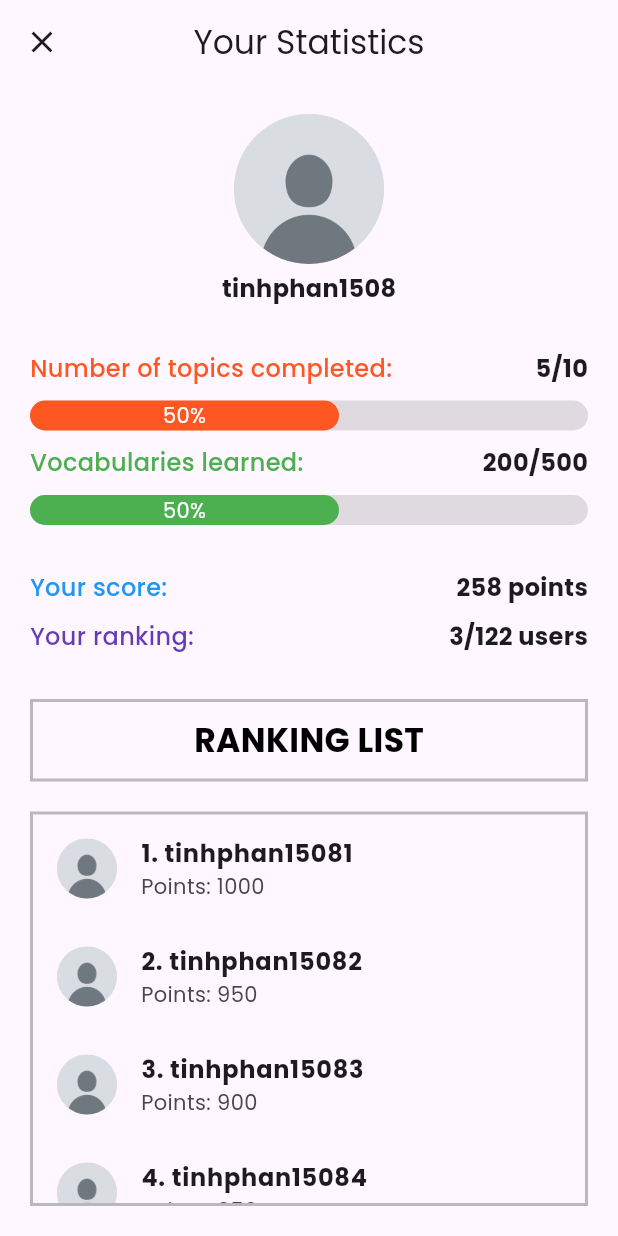
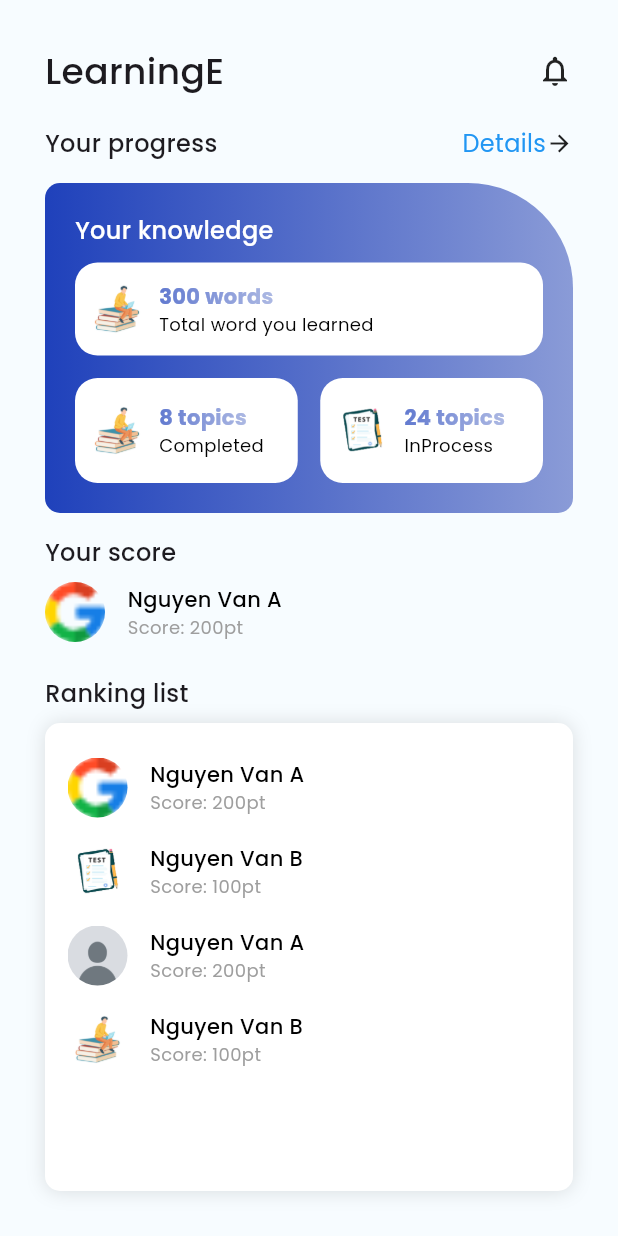
Before and after one commit to Fatitboo/Learning-English-Vocab-App, a Flutter app: the StatiscalView screen opened by its route, on a phone screen of 412 x 824 dp. Run offline on Flutter 3.47's test engine with Material 3 defaults, Android fonts, the phone set to English and light mode, and no system bars; our stand-ins replace flutter_screenutil, get, just_audio, numberpicker, percent_indicator; network calls fail.

Commit message:
fix thongke

```diff
--- a/client/lib/common/app_color.dart
+++ b/client/lib/common/app_color.dart
@@ -2,6 +2,7 @@ import 'package:flutter/material.dart';
 
 class AppColors {
   static const Color primaryColor = Color(0xff1f41bb);
+  static const Color lightPColor = Color(0xff8a9bd7);
   static const Color primaryOrange = Color(0xffF3AE29);
   static const Color rsBackground = Color(0xffF7FCFF);
   static const Color tdBlack = Color(0xff4f4f4f);
--- /dev/null
+++ b/client/lib/common_widget/achive_cell.dart
@@ -0,0 +1,66 @@
+import 'package:client/common/app_color.dart';
+import 'package:flutter/material.dart';
+
+class AchiveCell extends StatelessWidget {
+  final String icon;
+  final String value;
+  final String title;
+  const AchiveCell({super.key, required this.icon, required this.value, required this.title});
+
+  @override
+  Widget build(BuildContext context) {
+    return Container(
+      height: 70,
+      padding: const EdgeInsets.all(8),
+      decoration: BoxDecoration(
+        color: Colors.white,
+        borderRadius: BorderRadius.circular(15),
+      ),
+      child: Row(
+        children: [
+          Image.asset(
+            icon,
+            width: 40,
+            height: 40,
+            fit: BoxFit.contain,
+          ),
+          const SizedBox(
+            width: 8,
+          ),
+          Expanded(
+              child: Column(
+                mainAxisAlignment: MainAxisAlignment.center,
+                crossAxisAlignment: CrossAxisAlignment.start,
+                children: [
+                  ShaderMask(
+                    blendMode: BlendMode.srcIn,
+                    shaderCallback: (bounds) {
+                      return LinearGradient(
+                          colors: [AppColors.primaryColor, AppColors.lightPColor],
+                          begin: Alignment.centerLeft,
+                          end: Alignment.centerRight)
+                          .createShader(
+                          Rect.fromLTRB(0, 0, bounds.width, bounds.height));
+                    },
+                    child: Text(
+                      value,
+                      style: TextStyle(
+                          color: Colors.white.withOpacity(0.7),
+                          fontWeight: FontWeight.w700,
+                          fontSize: 14),
+                    ),
+                  ),
+                  Text(
+                    title,
+                    style: TextStyle(
+                      color: Colors.black,
+                      fontSize: 12,
+                    ),
+                  ),
+                ],
+              ))
+        ],
+      ),
+    );
+  }
+}
--- /dev/null
+++ b/client/lib/common_widget/rankingRow.dart
@@ -0,0 +1,52 @@
+import 'package:flutter/material.dart';
+
+class RankingRow extends StatelessWidget {
+  final Map wObj;
+  const RankingRow({super.key, required this.wObj});
+
+  @override
+  Widget build(BuildContext context) {
+
+    return Container(
+        margin: const EdgeInsets.symmetric(vertical: 8),
+
+        child: Row(
+          children: [
+            ClipRRect(
+              borderRadius: BorderRadius.circular(30),
+              child: Image.asset(
+                wObj["image"].toString(),
+                width: 40,
+                height: 40,
+                fit: BoxFit.cover,
+              ),
+            ),
+
+            const SizedBox(width: 15,),
+            Expanded(
+                child: Column(
+                  crossAxisAlignment: CrossAxisAlignment.start,
+                  children: [
+                    Text(
+                      wObj["title"].toString(),
+                      style: TextStyle(
+                          color: Colors.black,
+                          fontSize: 14, fontWeight: FontWeight.w500),
+                    ),
+
+                    Text(
+                      wObj["time"].toString(),
+                      style: TextStyle(
+                        color: Colors.grey,
+                        fontSize: 12,),
+                    ),
+
+
+
+                  ],
+                )),
+
+          ],
+        ));
+  }
+}
--- a/client/lib/view/home/home_page.dart
+++ b/client/lib/view/home/home_page.dart
@@ -1,3 +1,4 @@
+import 'package:client/common/app_color.dart';
 import 'package:client/common_widget/topic_widget.dart';
 import 'package:client/res/routes/routes.dart';
 import 'package:client/view/home/home_controller.dart';
@@ -12,6 +13,7 @@ class HomePage extends GetView<HomeController> {
   Widget build(BuildContext context) {
     return SafeArea(
         child: Scaffold(
+          backgroundColor: AppColors.rsBackground,
           body: Container(
             margin: const EdgeInsets.all(24),
             child: SingleChildScrollView(
--- a/client/lib/view/statiscal/statiscal_view.dart
+++ b/client/lib/view/statiscal/statiscal_view.dart
@@ -1,137 +1,196 @@
+import 'package:client/common/app_color.dart';
+import 'package:client/common_widget/achive_cell.dart';
 import 'package:client/common_widget/progress_bar.dart';
 import 'package:flutter/material.dart';
 
+import '../../common_widget/rankingRow.dart';
+
 class StatiscalView extends StatelessWidget {
+  List latestArr = [
+    {
+      "image": "assets/icons/google.png",
+      "title": "Nguyen Van A",
+      "time": "Score: 200pt"
+    },
+    {
+      "image": "assets/images/test.png",
+      "title": "Nguyen Van B",
+      "time": "Score: 100pt"
+    },
+    {
+      "image": "assets/images/img.png",
+      "title": "Nguyen Van A",
+      "time": "Score: 200pt"
+    },
+    {
+      "image": "assets/images/learn.png",
+      "title": "Nguyen Van B",
+      "time": "Score: 100pt"
+    },
+  ];
   @override
   Widget build(BuildContext context) {
     return Scaffold(
-      appBar: AppBar(
-        title: Text('Your Statistics'),
-        centerTitle: true,
+      backgroundColor: AppColors.rsBackground,
+      body: Container(
+        child: Padding(
+          padding: const EdgeInsets.all(30.0),
+          child: Column(
+            crossAxisAlignment: CrossAxisAlignment.start,
+            children: [
+              const Row(
+                mainAxisAlignment: MainAxisAlignment.spaceBetween,
+                children: [
+                  Text(
+                    "LearningE",
+                    style: TextStyle(fontSize: 24, fontWeight: FontWeight.w500),
                   ),
-      body: Padding(
-        padding: const EdgeInsets.all(20.0),
+                  Icon(Icons.notifications_none_outlined)
+                ],
+              ),
+              const SizedBox(
+                height: 20,
+              ),
+              Row(
+                mainAxisAlignment: MainAxisAlignment.spaceBetween,
+                children: [
+                  const Text(
+                    "Your progress",
+                    style: TextStyle(fontSize: 16, fontWeight: FontWeight.w500),
+                  ),
+                  Expanded(child: Container()),
+                  const Text(
+                    "Details",
+                    style: TextStyle(
+                        fontSize: 16,
+                        fontWeight: FontWeight.w200,
+                        color: Colors.blue),
+                  ),
+                  Icon(
+                    Icons.arrow_forward,
+                    size: 18,
+                  )
+                ],
+              ),
+              const SizedBox(
+                height: 15,
+              ),
+              Container(
+                width: MediaQuery.of(context).size.width,
+                height: 220,
+                child: Padding(
+                  padding: EdgeInsets.all(20),
+                  child: Container(
                     child: Column(
-          mainAxisAlignment: MainAxisAlignment.center,
+                      crossAxisAlignment: CrossAxisAlignment.start,
                       children: [
-            // Avatar and Name
-            CircleAvatar(
-              radius: 50,
-              backgroundImage: AssetImage('assets/images/img.png'), // Thay đổi đường dẫn ảnh avatar tương ứng
+                        const Text(
+                          "Your knowledge",
+                          style: TextStyle(fontSize: 16, fontWeight: FontWeight.w500, color: Colors.white),
                         ),
-            SizedBox(height: 5),
-            Text(
-              'tinhphan1508', // Thay đổi thành tên người dùng
-              style: TextStyle(fontSize: 16, fontWeight: FontWeight.bold),
+                        const SizedBox(
+                          height: 10,
                         ),
-            SizedBox(height: 30),
-
-            // Topic Statistics
-            _buildStatisticItem('Number of topics completed:', '5/10', Colors.deepOrange), // Thay đổi số chủ đề đã học/tổng số chủ đề
-            SizedBox(height: 10),
-            ProgressStack(
-              value: 5, // Tiến độ là 70%
-              max: 10, // Chiều rộng tối đa của thanh
-              valueColor: Colors.deepOrange, // Màu sắc của thanh tiến độ
-              maxColor: Colors.black12, // Màu sắc của thanh giá trị tối đa
-          ),
-            SizedBox(height: 10),
-
-            // Vocabulary Statistics
-            _buildStatisticItem('Vocabularies learned:', '200/500', Colors.green), // Thay đổi số từ vựng đã học/tổng số từ vựng
-            SizedBox(height: 10),
-            ProgressStack(
-              value: 200, // Tiến độ là 70%
-              max: 400, // Chiều rộng tối đa của thanh
-              valueColor: Colors.green, // Màu sắc của thanh tiến độ
-              maxColor: Colors.black12, // Màu sắc của thanh giá trị tối đa
-            ),
-            SizedBox(height: 30),
-            _buildStatisticItem('Your score:', '258 points', Colors.blue),
-            SizedBox(height: 10),
-            _buildStatisticItem('Your ranking:', '3/122 users', Colors.deepPurple),
-            SizedBox(height: 30),
-
-            // Ranking List
-            Container(
-              padding: EdgeInsets.symmetric(vertical: 10, horizontal: 15),
-              decoration: BoxDecoration(
-                border: Border.all(
-                  color: Colors.black26, // Màu của border
-                  width: 2, // Độ dày của border
+                        Expanded(
+                          child: AchiveCell(
+                            icon: "assets/images/learn.png",
+                            value: "300 words",
+                            title: "Total word you learned ",
                           ),
                         ),
-              child: Row(
-                mainAxisAlignment: MainAxisAlignment.spaceAround,
+                        const SizedBox(
+                          height: 15,
+                        ),
+                        const Row(
                           children: [
-                  Text(
-                    'RANKING LIST',
-                    style: TextStyle(fontSize: 22, fontWeight: FontWeight.bold, color: Colors.black),
+                            Expanded(
+                              child: AchiveCell(
+                                icon: "assets/images/learn.png",
+                                value: "8 topics",
+                                title: "Completed",
+                              ),
+                            ),
+                            SizedBox(
+                              width: 15,
+                            ),
+                            Expanded(
+                              child: AchiveCell(
+                                icon: "assets/images/test.png",
+                                value: "24 topics",
+                                title: "InProcess",
+                              ),
                             ),
                           ],
                         )
-            ),
-            SizedBox(height: 20),
-            Expanded(
-              child: Container(
-                decoration: BoxDecoration(
-                  border: Border.all(
-                    color: Colors.black26, // Màu của border
-                    width: 2, // Độ dày của border
-                  ),
-                ),
-                child: ListView.builder(
-                  itemCount: 10, // Thay đổi số lượng người dùng trong danh sách
-                  itemBuilder: (context, index) {
-                    return _buildRankingItem(
-                      rank: (index + 1).toString(),
-                      avatar: 'assets/images/img.png', // Thay đổi đường dẫn ảnh avatar tương ứng
-                      name: 'tinhphan1508${index + 1}', // Thay đổi tên người dùng
-                      points: (1000 - index * 50).toString(), // Thay đổi số điểm tương ứng
-                    );
-                  },
+                      ],
                     ),
                   ),
                 ),
+                decoration: const BoxDecoration(
+                  gradient: LinearGradient(
+                      colors: [AppColors.primaryColor, AppColors.lightPColor]),
+                  borderRadius: BorderRadius.only(
+                    topLeft: Radius.circular(10),
+                    bottomLeft: Radius.circular(10),
+                    bottomRight: Radius.circular(10),
+                    topRight: Radius.circular(70),
+                  ),
+                ),
+              ),
+              const SizedBox(
+                height: 15,
+              ),
+              const Text(
+                "Your score",
+                style: TextStyle(fontSize: 16, fontWeight: FontWeight.w500),
+              ),
+              RankingRow(wObj: latestArr[0]),
+              const SizedBox(
+                height: 15,
+              ),
+              const Text(
+                "Ranking list",
+                style: TextStyle(fontSize: 16, fontWeight: FontWeight.w500),
+              ),
+              const SizedBox(
+                height: 8,
+              ),
+               Expanded(
+
+                 child: Container(
+                   decoration: const BoxDecoration(
+                     color: Colors.white,
+                       boxShadow: [
+                         BoxShadow(
+                             color: Color(0x1f000000),
+                             blurRadius: 10,
+                             offset: Offset(0, 0.5)
+                         )
                        ],
+                     borderRadius: BorderRadius.all(Radius.circular(10))
+                   ),
+                   width: MediaQuery.of(context).size.width,
+
+                   child: Padding(
+                     padding: const EdgeInsets.all(15.0),
+                     child: ListView.builder(
+                          padding: EdgeInsets.zero,
+                          physics: const NeverScrollableScrollPhysics(),
+                          shrinkWrap: true,
+                          itemCount: latestArr.length,
+                          itemBuilder: (context, index) {
+                            var wObj = latestArr[index] as Map? ?? {};
+                            return RankingRow(wObj: wObj);
+                          }),
+                   ),
+                 ),
+               ),
+
+            ],
+          ),
         ),
       ),
     );
   }
 
-  Widget _buildStatisticItem(String title, String value, Color color) {
-    return Row(
-      mainAxisAlignment: MainAxisAlignment.spaceBetween,
-      children: [
-        Text(
-          title,
-          style: TextStyle(fontSize: 16, color: color, fontWeight: FontWeight.w500),
-        ),
-        Text(
-          value,
-          style: TextStyle(fontSize: 16, fontWeight: FontWeight.bold),
-        ),
-      ],
-    );
 }
-
-  Widget _buildRankingItem({required String rank, required String avatar, required String name, required String points}) {
-    return ListTile(
-      leading: CircleAvatar(
-        radius: 20,
-        backgroundImage: AssetImage(avatar), // Avatar của người dùng
-      ),
-      title: Text(
-        '$rank. $name',
-        style: TextStyle(fontSize: 16, fontWeight: FontWeight.bold),
-      ),
-      subtitle: Text(
-        'Points: $points', // Số điểm của người dùng
-        style: TextStyle(fontSize: 14, fontWeight: FontWeight.w300),
-      ),
-      hoverColor: Colors.grey,
-      focusColor: Colors.grey,
-      selectedColor: Colors.grey,
-    );
-  }
-}
```
Also changed, not shown: client/lib/common_widget/textfield_custom_profile.dart (+4 -3 lines), client/lib/common_widget/textfield_date_picker.dart (+5 -3 lines), client/lib/view/password_management/password_management_view.dart (+12 -30 lines), client/lib/view/privacy_policy/privacy_policy_view.dart (+5 -5 lines), client/lib/view/private_info_management/private_info_management_view.dart (+25 -41 lines), client/lib/view/your_profile/your_profile_view.dart (+12 -26 lines), client/assets/images/learn.png (added). Lines whose indentation alone changed are shown as unchanged.
